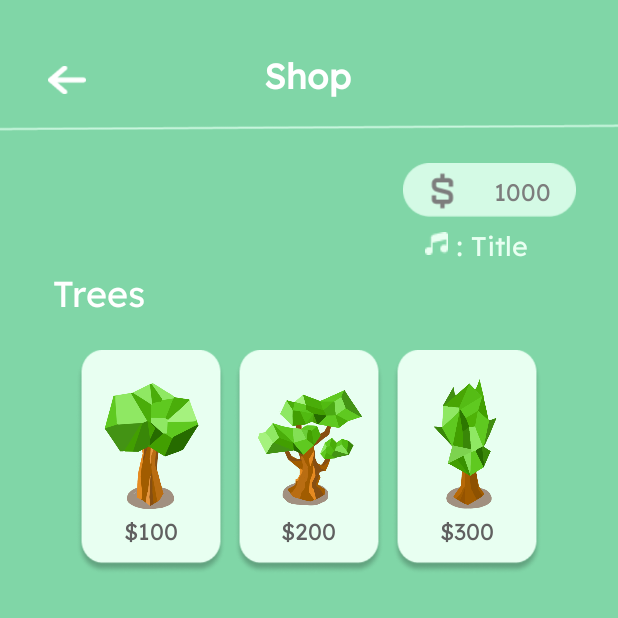
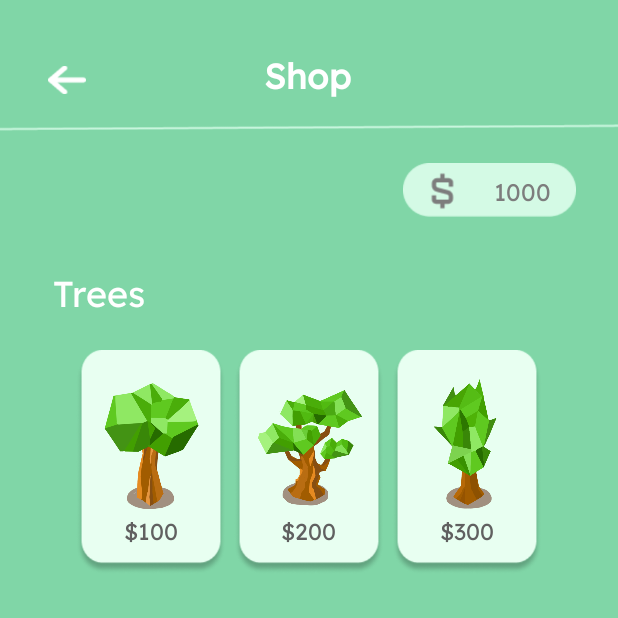
Before and after one commit to suh0/Tree, an Android app: the ShopActivity screen opened directly, with no data from a screen before it, on a phone screen of 412 x 824 dp, the top half of it. Run offline under Robolectric (Android 15) with nearby library versions, the phone set to English and light mode, and no system bars.

Commit message:
상점 현재 재생 중인 음악 아이콘 삭제 (메인에서만 음악 변경 가능하게)

```diff
--- a/app/src/main/java/com/example/tree/ShopActivity.java
+++ b/app/src/main/java/com/example/tree/ShopActivity.java
@@ -35,7 +35,6 @@ public class ShopActivity extends AppCompatActivity implements  SelectListener,
     public MusicItemDatabaseHelper musicHelper;
 
     private TextView txt_money;
-    private TextView txt_currentBgm;
 
     @Override
     protected void onCreate(Bundle savedInstanceState) {
@@ -49,7 +48,6 @@ public class ShopActivity extends AppCompatActivity implements  SelectListener,
         recycle_bgm = (RecyclerView) findViewById(R.id.recycle_bgm);
         recycle_tree.setHasFixedSize(true);
         recycle_bgm.setHasFixedSize(true);
-        txt_currentBgm = (TextView) findViewById(R.id.txt_currentBgm);
         btn_back = findViewById(R.id.btn_back);
         txt_money = findViewById(R.id.txt_money);
         txt_money.setText(" " + coinHelper.getCurrentBalance());
--- a/app/src/main/res/layout/activity_shop.xml
+++ b/app/src/main/res/layout/activity_shop.xml
@@ -6,21 +6,6 @@
     android:layout_height="match_parent"
     android:background="#80D6A7">
 
-
-    <TextView
-        android:id="@+id/txt_currentBgm"
-        android:layout_width="100dp"
-        android:layout_height="wrap_content"
-        android:drawableLeft="@drawable/icon_currentbgm"
-        android:fontFamily="@font/lexend_deca"
-        android:text=" : Title"
-        android:textColor="#E8FFF1"
-        android:textFontWeight="50"
-        android:textSize="18sp"
-        app:layout_constraintBottom_toTopOf="@+id/linearLayout"
-        app:layout_constraintEnd_toEndOf="parent"
-        app:layout_constraintHorizontal_bias="0.909"
-        app:layout_constraintStart_toStartOf="parent" />
 
     <ImageView
         android:id="@+id/line_top"
```
